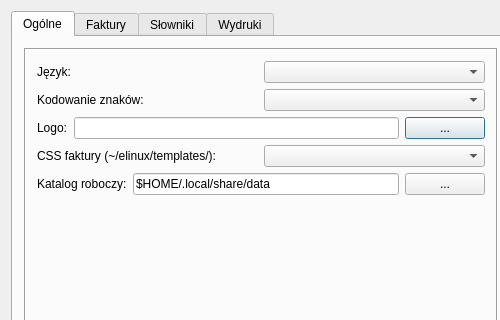
The window that ui/Ustawienia.ui (juliagoda/qfaktury) describes before a commit, drawn with Qt 5; both pictures show x 0 to 500 and y 0 to 320 of the 500 by 545 pixel window.
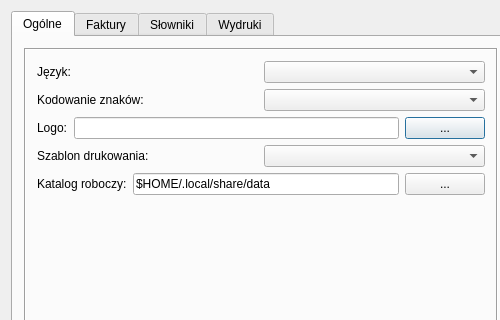
The same window after the commit.

```diff
--- a/ui/Ustawienia.ui
+++ b/ui/Ustawienia.ui
@@ -126,7 +126,7 @@
             <item>
              <widget class="QLabel" name="labelCSS">
               <property name="text">
-               <string>CSS faktury (~/elinux/templates/): </string>
+               <string>Szablon drukowania: </string>
               </property>
               <property name="wordWrap">
                <bool>false</bool>
```
